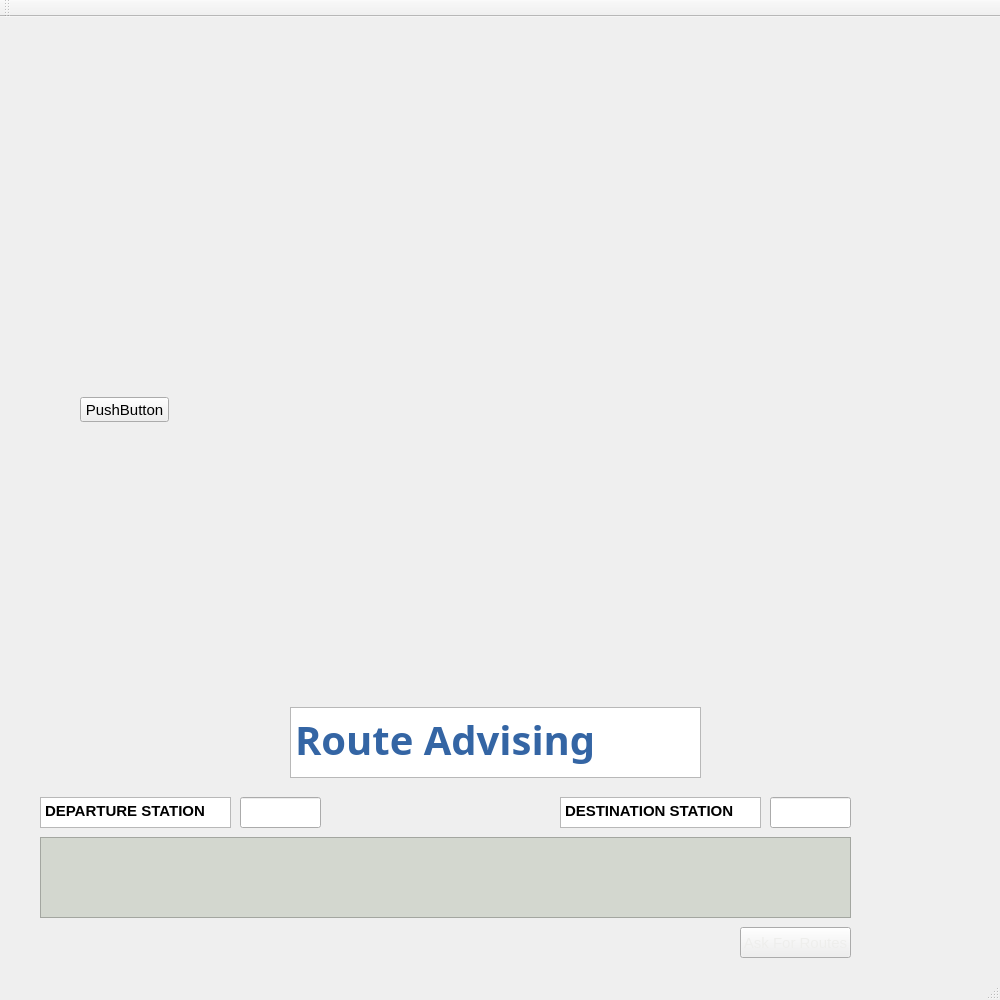
The window that final_proj/mainwindow.ui (xavihart/CS241_QtProj) describes before a commit, drawn with Qt 5.
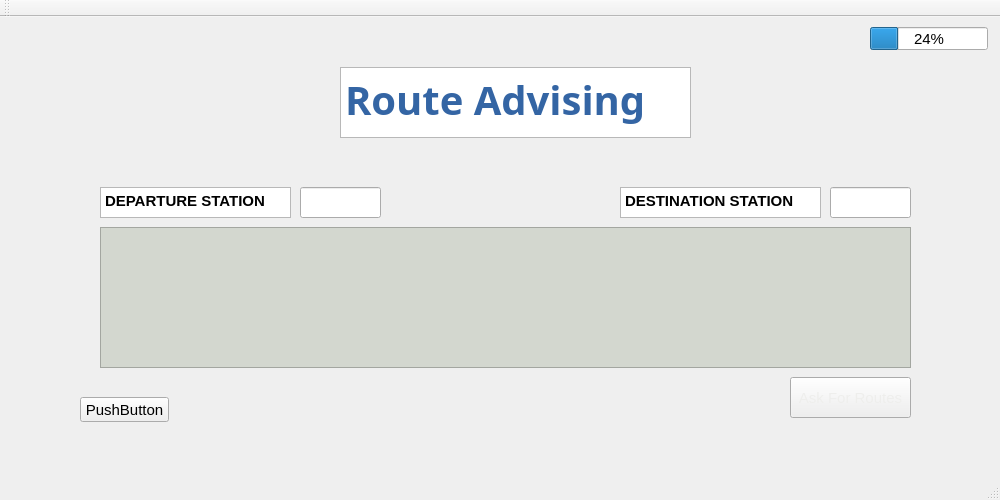
The same window after the commit.

What changed in the file:
```diff
--- a/final_proj/mainwindow.ui
+++ b/final_proj/mainwindow.ui
@@ -7,7 +7,7 @@
     <x>0</x>
     <y>0</y>
     <width>1000</width>
-    <height>1000</height>
+    <height>500</height>
    </rect>
   </property>
   <property name="font">
@@ -22,10 +22,10 @@
    <widget class="QPushButton" name="pushButton">
     <property name="geometry">
      <rect>
-      <x>740</x>
-      <y>910</y>
-      <width>111</width>
-      <height>31</height>
+      <x>790</x>
+      <y>360</y>
+      <width>121</width>
+      <height>41</height>
      </rect>
     </property>
     <property name="cursor">
@@ -59,8 +59,8 @@
    <widget class="QLineEdit" name="start">
     <property name="geometry">
      <rect>
-      <x>240</x>
-      <y>780</y>
+      <x>300</x>
+      <y>170</y>
       <width>81</width>
       <height>31</height>
      </rect>
@@ -69,8 +69,8 @@
    <widget class="QLineEdit" name="dest">
     <property name="geometry">
      <rect>
-      <x>770</x>
-      <y>780</y>
+      <x>830</x>
+      <y>170</y>
       <width>81</width>
       <height>31</height>
      </rect>
@@ -79,10 +79,10 @@
    <widget class="QTextEdit" name="showroute">
     <property name="geometry">
      <rect>
-      <x>40</x>
-      <y>820</y>
+      <x>100</x>
+      <y>210</y>
       <width>811</width>
-      <height>81</height>
+      <height>141</height>
      </rect>
     </property>
     <property name="font">
@@ -107,9 +107,9 @@
    <widget class="QPlainTextEdit" name="plainTextEdit">
     <property name="geometry">
      <rect>
-      <x>290</x>
-      <y>690</y>
-      <width>411</width>
+      <x>340</x>
+      <y>50</y>
+      <width>351</width>
       <height>71</height>
      </rect>
     </property>
@@ -146,8 +146,8 @@
    <widget class="QLabel" name="map">
     <property name="geometry">
      <rect>
-      <x>30</x>
-      <y>250</y>
+      <x>40</x>
+      <y>10</y>
       <width>861</width>
       <height>431</height>
      </rect>
@@ -172,8 +172,8 @@
    <widget class="QPlainTextEdit" name="plainTextEdit_2">
     <property name="geometry">
      <rect>
-      <x>40</x>
-      <y>780</y>
+      <x>100</x>
+      <y>170</y>
       <width>191</width>
       <height>31</height>
      </rect>
@@ -203,8 +203,8 @@
    <widget class="QPlainTextEdit" name="plainTextEdit_3">
     <property name="geometry">
      <rect>
-      <x>560</x>
-      <y>780</y>
+      <x>620</x>
+      <y>170</y>
       <width>201</width>
       <height>31</height>
      </rect>
@@ -234,16 +234,29 @@
    <widget class="QLabel" name="logo">
     <property name="geometry">
      <rect>
-      <x>120</x>
-      <y>680</y>
+      <x>20</x>
+      <y>10</y>
       <width>111</width>
-      <height>81</height>
+      <height>111</height>
      </rect>
     </property>
     <property name="text">
      <string/>
     </property>
    </widget>
+   <widget class="QProgressBar" name="pgb">
+    <property name="geometry">
+     <rect>
+      <x>870</x>
+      <y>10</y>
+      <width>118</width>
+      <height>23</height>
+     </rect>
+    </property>
+    <property name="value">
+     <number>24</number>
+    </property>
+   </widget>
    <zorder>map</zorder>
    <zorder>pushButton</zorder>
    <zorder>pushButton_2</zorder>
```
Left out of the diff: 1 changed line with no effect on the pictures.
